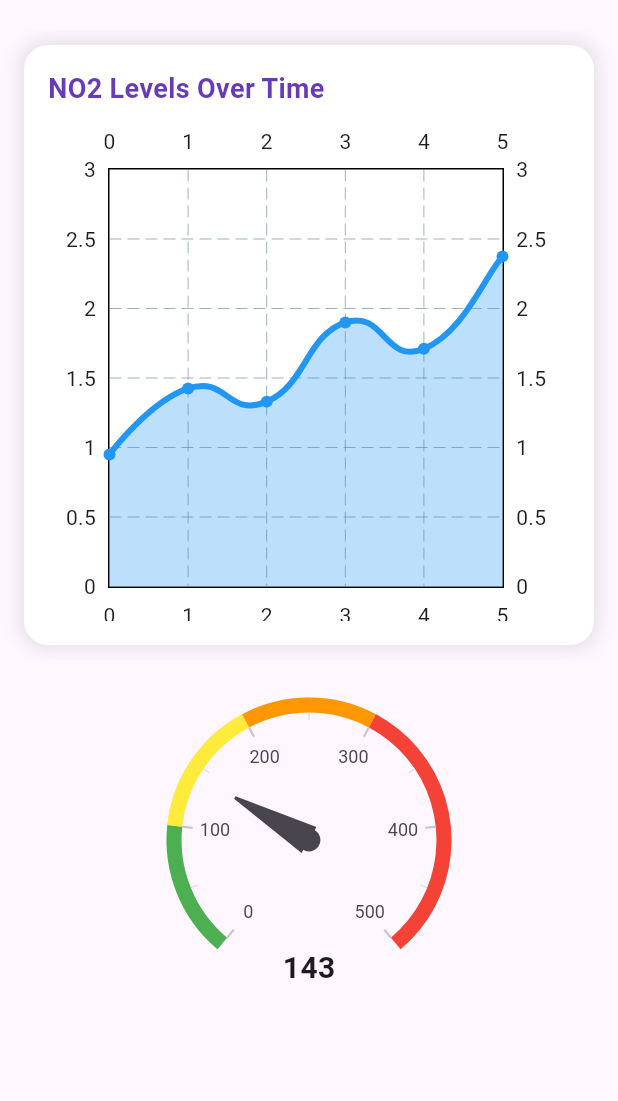
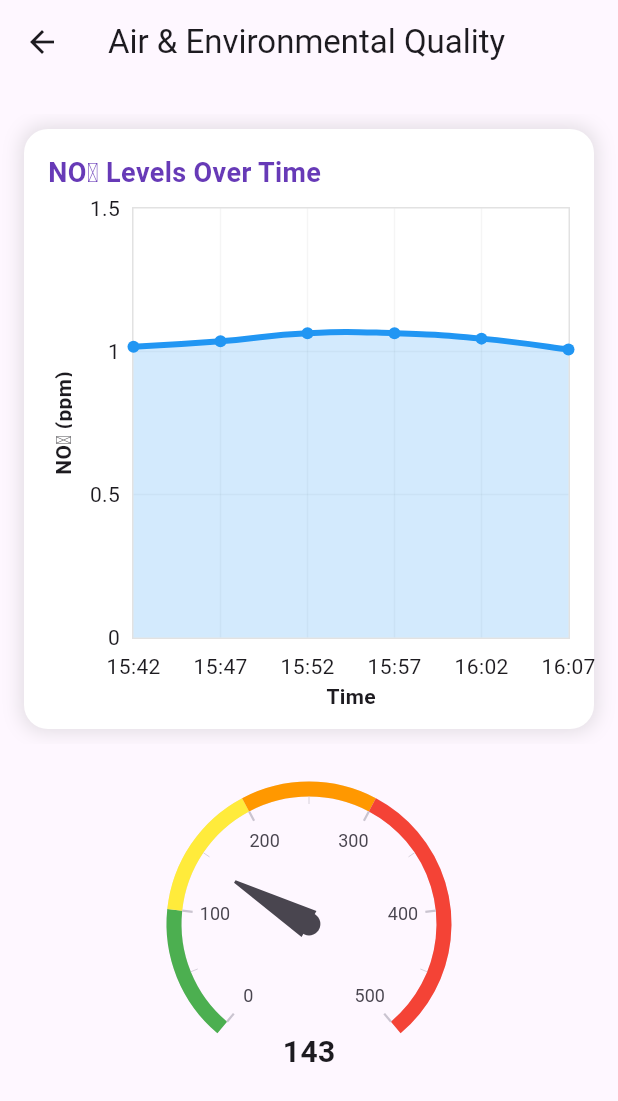
Before and after one commit to Charan060706/AQI-ecology, a Flutter app: the HistoricalDataPage screen opened by its route, on a phone screen of 412 x 824 dp. Shown: the top 1101 px of the screen. Run offline on Flutter 3.47's test engine with Material 3 defaults, Android fonts, the phone set to English and light mode, and no system bars; drawn by our look-alikes of carousel_slider, fl_chart, syncfusion_flutter_gauges; our stand-ins replace cloud_firestore, firebase_core, flutter_map, latlong2; accounts and stored records are empty; project files that could hold a hidden picture were left out.

Commit message:
changed historical

```diff
--- a/aqi/lib/Pages/historical_data.dart
+++ b/aqi/lib/Pages/historical_data.dart
@@ -17,34 +17,114 @@ class _HistoricalDataPageState extends State<HistoricalDataPage>
   double targetAQI = 150.0;
   double currentAQI = 0.0;
 
+  // Time labels for x-axis
+  final List<String> timeLabels = [
+    '15:42', '15:47', '15:52', '15:57', '16:02', '16:07'
+  ];
+
+  // Data sets
   final List<List<FlSpot>> _dataSets = [
+    // NO2 data (ppm)
     [
-      FlSpot(0, 1),
-      FlSpot(1, 1.5),
-      FlSpot(2, 1.4),
-      FlSpot(3, 2),
-      FlSpot(4, 1.8),
-      FlSpot(5, 2.5),
+      FlSpot(0, 1.07),
+      FlSpot(1, 1.09),
+      FlSpot(2, 1.12),
+      FlSpot(3, 1.12),
+      FlSpot(4, 1.10),
+      FlSpot(5, 1.06),
+
     ],
+    // CO data (ppm)
     [
-      FlSpot(0, 0.2),
-      FlSpot(1, 0.3),
-      FlSpot(2, 0.25),
-      FlSpot(3, 0.4),
-      FlSpot(4, 0.35),
-      FlSpot(5, 0.5),
+      FlSpot(0, 17.92),
+      FlSpot(1, 17.42),
+      FlSpot(2, 17.20),
+      FlSpot(3, 17.12),
+      FlSpot(4, 16.85),
+      FlSpot(5, 16.62),
+
     ],
+    // NH3 data (ppm)
     [
-      FlSpot(0, 0.5),
-      FlSpot(1, 0.7),
-      FlSpot(2, 0.6),
-      FlSpot(3, 0.8),
-      FlSpot(4, 0.9),
-      FlSpot(5, 1.2),
+      FlSpot(0, 3.02),
+      FlSpot(1, 3.07),
+      FlSpot(2, 3.11),
+      FlSpot(3, 3.15),
+      FlSpot(4, 3.08),
+      FlSpot(5, 2.95),
+
+    ],
+    // Temperature (°C)
+    [
+      FlSpot(0, 36.58),
+      FlSpot(1, 36.57),
+      FlSpot(2, 36.50),
+      FlSpot(3, 36.42),
+      FlSpot(4, 36.35),
+      FlSpot(5, 36.28),
+
+    ],
+    // Pressure (hPa)
+    [
+      FlSpot(0, 1001.58),
+      FlSpot(1, 1001.58),
+      FlSpot(2, 1001.59),
+      FlSpot(3, 1001.55),
+      FlSpot(4, 1001.54),
+      FlSpot(5, 1001.52),
+
+    ],
+    // Altitude (m)
+    [
+      FlSpot(0, 97.59),
+      FlSpot(1, 97.58),
+      FlSpot(2, 97.50),
+      FlSpot(3, 97.86),
+      FlSpot(4, 97.45),
+      FlSpot(5, 97.52),
+
+    ],
+    // PM2.5 (µg/m³)
+    [
+      FlSpot(0,  32.4),
+      FlSpot(1, 30.8),
+      FlSpot(2, 29.5),
+      FlSpot(3, 28.9),
+      FlSpot(4, 28.0),
+      FlSpot(5, 27.3),
+
     ],
   ];
 
-  final List<Color> _colors = [Colors.blue, Colors.red, Colors.green];
+  final List<Color> _colors = [
+    Colors.blue,
+    Colors.red,
+    Colors.green,
+    Colors.orange, // Temperature
+    Colors.purple, // Pressure
+    Colors.teal, // Altitude
+    Colors.amber, // PM2.5
+  ];
+
+  final List<double> _maxYValues = [
+    1.5, // NO2
+    20, // CO
+    4, // NH3
+    40, // Temperature
+    1002, // Pressure
+    98, // Altitude
+    50, // PM2.5
+  ];
+
+  final List<String> _yAxisTitles = [
+    'NO₂ (ppm)',
+    'CO (ppm)',
+    'NH₃ (ppm)',
+    'Temp (°C)',
+    'Pressure (hPa)',
+    'Altitude (m)',
+    'PM2.5 (µg/m³)',
+  ];
 
   @override
   void initState() {
@@ -53,10 +133,10 @@ class _HistoricalDataPageState extends State<HistoricalDataPage>
       vsync: this,
       duration: const Duration(seconds: 2),
     )..addListener(() {
-        setState(() {
-          currentAQI = targetAQI * _controller.value;
-        });
+      setState(() {
+        currentAQI = targetAQI * _controller.value;
       });
+    });
 
     _controller.forward();
   }
@@ -78,6 +158,9 @@ class _HistoricalDataPageState extends State<HistoricalDataPage>
   @override
   Widget build(BuildContext context) {
     return Scaffold(
+      appBar: AppBar(
+        title: const Text('Air & Environmental Quality'),
+      ),
       body: Column(
         children: [
           Expanded(
@@ -87,7 +170,7 @@ class _HistoricalDataPageState extends State<HistoricalDataPage>
                   const SizedBox(height: 20),
                   CarouselSlider(
                     options: CarouselOptions(
-                      height: 420, // Increased height to avoid clipping
+                      height: 420,
                       enlargeCenterPage: false,
                       autoPlay: false,
                       enableInfiniteScroll: false,
@@ -96,20 +179,13 @@ class _HistoricalDataPageState extends State<HistoricalDataPage>
                     ),
                     items: List.generate(_dataSets.length, (index) {
                       return _buildChart(
-                        title: index == 0
-                            ? 'NO2 Levels Over Time'
-                            : index == 1
-                                ? 'CO Levels Over Time'
-                                : 'NH3 Levels Over Time',
+                        title: _getChartTitle(index),
                         spots: _dataSets[index],
                         color: _colors[index],
                         xAxisTitle: 'Time',
-                        yAxisTitle: index == 0
-                            ? 'NO2 Concentration (ppm)'
-                            : index == 1
-                                ? 'CO Concentration (ppm)'
-                                : 'NH3 Concentration (ppm)',
+                        yAxisTitle: _yAxisTitles[index],
                         isAnimated: index == _currentIndex,
+                        maxY: _maxYValues[index],
                       );
                     }),
                   ),
@@ -178,6 +254,27 @@ class _HistoricalDataPageState extends State<HistoricalDataPage>
     );
   }
 
+  String _getChartTitle(int index) {
+    switch (index) {
+      case 0:
+        return 'NO₂ Levels Over Time';
+      case 1:
+        return 'CO Levels Over Time';
+      case 2:
+        return 'NH₃ Levels Over Time';
+      case 3:
+        return 'Temperature Over Time';
+      case 4:
+        return 'Pressure Over Time';
+      case 5:
+        return 'Altitude Over Time';
+      case 6:
+        return 'PM2.5 Levels Over Time';
+      default:
+        return '';
+    }
+  }
+
   Widget _buildChart({
     required String title,
     required List<FlSpot> spots,
@@ -185,17 +282,18 @@ class _HistoricalDataPageState extends State<HistoricalDataPage>
     required String xAxisTitle,
     required String yAxisTitle,
     required bool isAnimated,
+    required double maxY,
   }) {
     return Container(
-      height: 380, // Ensure the graph has enough space
-      margin: const EdgeInsets.symmetric(horizontal: 16, vertical: 10), // More margin
+      height: 380,
+      margin: const EdgeInsets.symmetric(horizontal: 16, vertical: 10),
       padding: const EdgeInsets.all(16),
       decoration: BoxDecoration(
         color: Colors.white,
         borderRadius: BorderRadius.circular(16),
         boxShadow: [
           BoxShadow(
-            color: Colors.grey.withOpacity(0.3),
+            color: Colors.grey.withAlpha(76),
             blurRadius: 10,
             spreadRadius: 2,
           )
@@ -217,38 +315,93 @@ class _HistoricalDataPageState extends State<HistoricalDataPage>
             child: LineChart(
               LineChartData(
                 minX: 0,
-                maxX: 5,
+                maxX: timeLabels.length.toDouble() - 1,
                 minY: 0,
-                maxY: 3,
+                maxY: maxY,
                 lineBarsData: [
                   LineChartBarData(
                     spots: spots
                         .map((spot) => FlSpot(
-                              spot.x,
-                              spot.y * (isAnimated ? _controller.value : 0),
-                            ))
+                      spot.x,
+                      isAnimated ? spot.y * _controller.value : spot.y,
+                    ))
                         .toList(),
                     isCurved: true,
                     color: color,
                     barWidth: 4,
                     isStrokeCapRound: true,
                     dotData: FlDotData(show: true),
-                    belowBarData:
-                        BarAreaData(show: true, color: color.withOpacity(0.3)),
+                    belowBarData: BarAreaData(
+                      show: true,
+                      color: color.withAlpha(51), // 20% opacity
+                    ),
                     curveSmoothness: 0.5,
                   ),
                 ],
                 titlesData: FlTitlesData(
+                  show: true,
                   bottomTitles: AxisTitles(
-                    sideTitles: SideTitles(showTitles: true, reservedSize: 22),
+                    axisNameWidget: Text(
+                      xAxisTitle,
+                      style: const TextStyle(
+                          fontSize: 14, fontWeight: FontWeight.bold),
+                    ),
+                    sideTitles: SideTitles(
+                      showTitles: true,
+                      reservedSize: 28,
+                      interval: 1,
+                      getTitlesWidget: (value, meta) {
+                        final index = value.toInt();
+                        if (index >= 0 && index < timeLabels.length) {
+                          return Padding(
+                            padding: const EdgeInsets.only(top: 8.0),
+                            child: Text(timeLabels[index]),
+                          );
+                        }
+                        return const Text('');
+                      },
+                    ),
                   ),
                   leftTitles: AxisTitles(
-                    sideTitles: SideTitles(showTitles: true, reservedSize: 40),
+                    axisNameWidget: Text(
+                      yAxisTitle,
+                      style: const TextStyle(
+                          fontSize: 14, fontWeight: FontWeight.bold),
+                    ),
+                    sideTitles: SideTitles(
+                      showTitles: true,
+                      reservedSize: 40,
+                      interval: _getInterval(maxY),
+                    ),
+                  ),
+                  rightTitles: const AxisTitles(
+                    sideTitles: SideTitles(showTitles: false),
+                  ),
+                  topTitles: const AxisTitles(
+                    sideTitles: SideTitles(showTitles: false),
                   ),
                 ),
                 borderData: FlBorderData(
                   show: true,
-                  border: Border.all(color: Colors.black, width: 1),
+                  border: Border.all(color: Colors.grey.withAlpha(76), width: 1),
+                ),
+                gridData: FlGridData(
+                  show: true,
+                  drawVerticalLine: true,
+                  horizontalInterval: _getInterval(maxY),
+                  verticalInterval: 1,
+                  getDrawingHorizontalLine: (value) {
+                    return FlLine(
+                      color: Colors.grey.withAlpha(25),
+                      strokeWidth: 1,
+                    );
+                  },
+                  getDrawingVerticalLine: (value) {
+                    return FlLine(
+                      color: Colors.grey.withAlpha(25),
+                      strokeWidth: 1,
+                    );
+                  },
                 ),
               ),
             ),
@@ -257,4 +410,15 @@ class _HistoricalDataPageState extends State<HistoricalDataPage>
       ),
     );
   }
+
+  double _getInterval(double maxY) {
+    if (maxY <= 2) return 0.5;
+    if (maxY <= 5) return 1;
+    if (maxY <= 10) return 2;
+    if (maxY <= 20) return 5;
+    if (maxY <= 50) return 10;
+    if (maxY <= 100) return 20;
+    if (maxY <= 1000) return 200;
+    return 500;
+  }
 }
```
